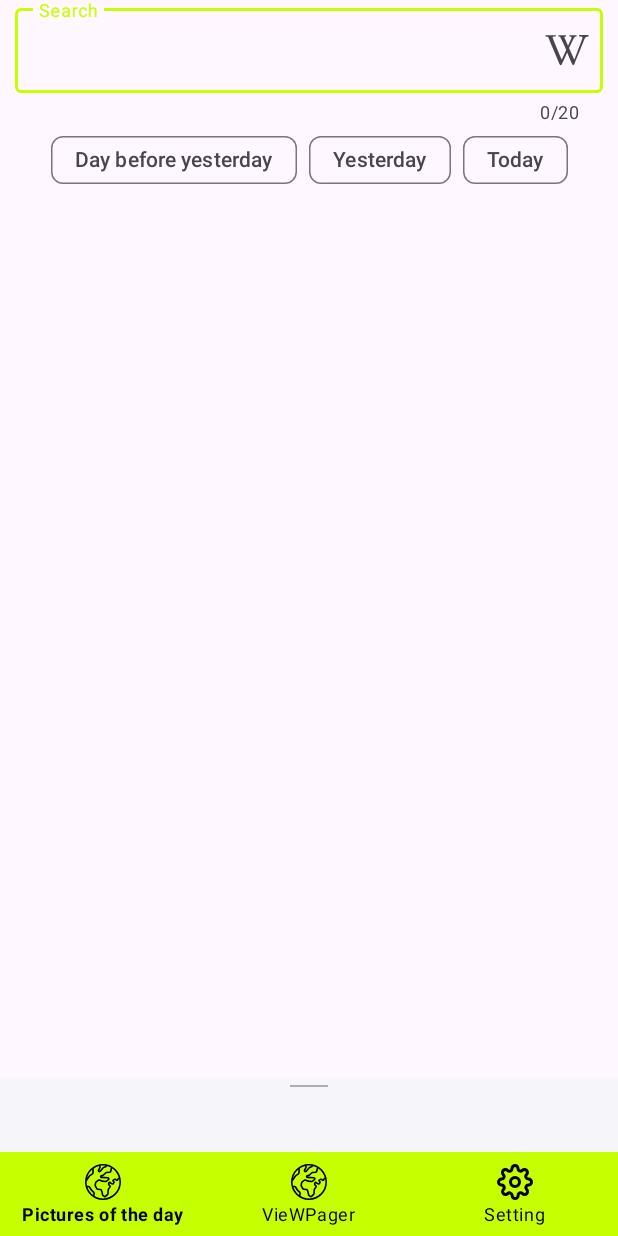
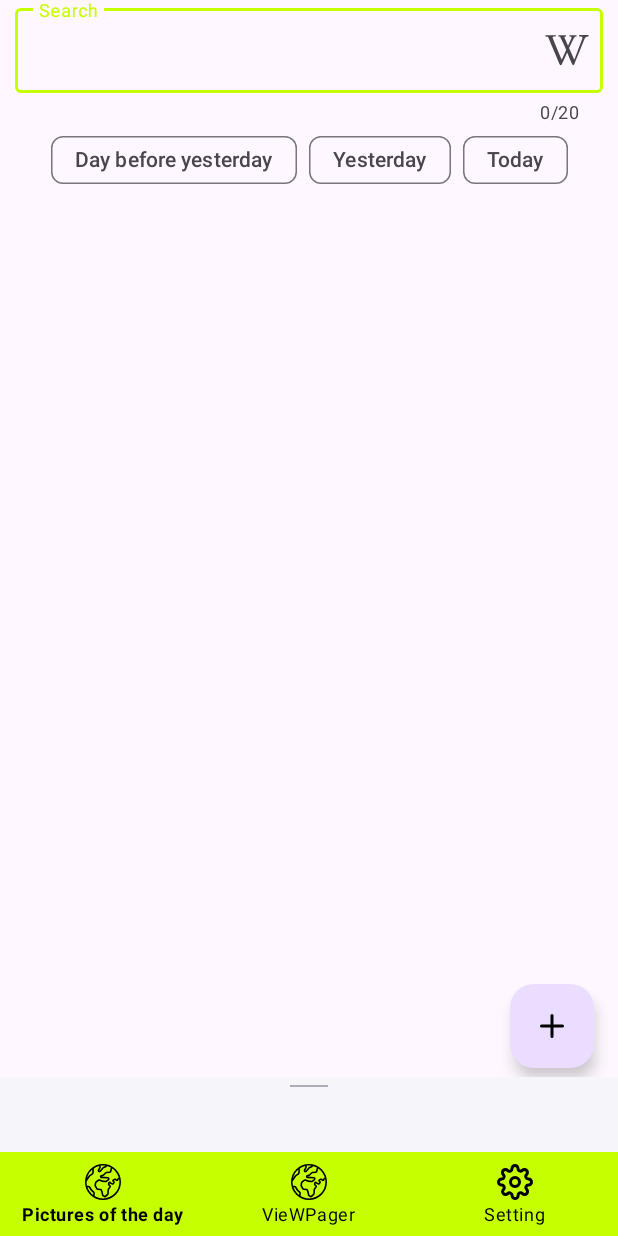
Before and after one commit to KornikovDima/MyMaterialDesign, an Android app: the screen it shows after launch (MainActivity), on a phone screen of 412 x 824 dp. Run offline under Robolectric (Android 15) with nearby library versions, the phone set to English and light mode, and no system bars; pictures from the network do not load; Roboto replaces fonts that are not available here.

Commit message:
Практика к занятию №5 "Анимации". Добавлена возможность увеличения фото по клику и анимация по нажатию наа FAB

```diff
--- a/app/src/main/java/com/example/mymaterialdesign/navigation/LessonFourFragment.kt
+++ b/app/src/main/java/com/example/mymaterialdesign/navigation/LessonFourFragment.kt
@@ -7,6 +7,7 @@ import android.view.View
 import android.view.ViewGroup
 import androidx.fragment.app.Fragment
 import com.example.mymaterialdesign.databinding.FragmentLessonFourLayoutsBinding
+
 
 class LessonFourFragment: Fragment() {
 
--- a/app/src/main/res/drawable-v24/ic_plus_fab.xml
+++ b/app/src/main/res/drawable-v24/ic_plus_fab.xml
@@ -4,17 +4,17 @@
     android:viewportWidth="24"
     android:viewportHeight="24">
     <path
-        android:fillColor="#FFFFFF"
+        android:fillColor="#000000"
         android:pathData="M12,5L12,19"
         android:strokeWidth="2"
-        android:strokeColor="#FFFFFF"
+        android:strokeColor="#000000"
         android:strokeLineCap="round"
         android:strokeLineJoin="round" />
     <path
-        android:fillColor="#FFFFFF"
+        android:fillColor="#000000"
         android:pathData="M5,12L19,12"
         android:strokeWidth="2"
-        android:strokeColor="#FFFFFF"
+        android:strokeColor="#000000"
         android:strokeLineCap="round"
         android:strokeLineJoin="round" />
 </vector>
--- a/app/src/main/res/drawable-v24/ic_search.xml
+++ b/app/src/main/res/drawable-v24/ic_search.xml
@@ -7,14 +7,14 @@
         android:fillColor="@android:color/transparent"
         android:pathData="M11,11m-8,0a8,8 0,1 1,16 0a8,8 0,1 1,-16 0"
         android:strokeWidth="2"
-        android:strokeColor="#FFFFFF"
+        android:strokeColor="#000000"
         android:strokeLineCap="round"
         android:strokeLineJoin="round" />
     <path
         android:fillColor="@android:color/transparent"
         android:pathData="M21,21L16.65,16.65"
         android:strokeWidth="2"
-        android:strokeColor="#FFFFFF"
+        android:strokeColor="#000000"
         android:strokeLineCap="round"
         android:strokeLineJoin="round" />
 </vector>
--- a/app/src/main/res/layout/fragment_picture_of_the_day.xml
+++ b/app/src/main/res/layout/fragment_picture_of_the_day.xml
@@ -9,9 +9,7 @@
     <androidx.constraintlayout.widget.ConstraintLayout
         android:id="@+id/main"
         android:layout_width="match_parent"
-            android:layout_height="match_parent"
-            android:paddingStart="10dp"
-            android:paddingEnd="10dp">
+        android:layout_height="match_parent">
 
 
         <com.google.android.material.textfield.TextInputLayout
@@ -20,6 +18,8 @@
             android:layout_width="0dp"
             android:layout_height="wrap_content"
             android:hint="@string/search"
+            android:paddingStart="10dp"
+            android:paddingEnd="10dp"
             app:counterEnabled="true"
             app:counterMaxLength="20"
             app:endIconDrawable="@drawable/ic_wikipedia"
@@ -32,7 +32,8 @@
                 android:id="@+id/inputSearch"
                 android:layout_width="match_parent"
                 android:layout_height="wrap_content"
-                    android:inputType="text"/>
+                android:inputType="text"
+                tools:ignore="SpeakableTextPresentCheck" />
 
         </com.google.android.material.textfield.TextInputLayout>
 
@@ -48,9 +49,9 @@
             <com.google.android.material.chip.Chip
                 android:id="@+id/chipBefore"
                 style="@style/MyChipStyle"
-                    android:outlineSpotShadowColor="?colorPrimary"
                 android:layout_width="wrap_content"
                 android:layout_height="wrap_content"
+                android:outlineSpotShadowColor="?colorPrimary"
                 android:text="@string/day_before_yesterday" />
 
             <com.google.android.material.chip.Chip
@@ -74,9 +75,10 @@
             android:layout_width="match_parent"
             android:layout_height="wrap_content"
             android:layout_gravity="center"
-                app:layout_constraintEnd_toEndOf="parent"
+            android:scaleType="centerInside"
             app:layout_constraintStart_toStartOf="parent"
             app:layout_constraintTop_toBottomOf="@id/chipGroup" />
+
 
         <FrameLayout
             android:id="@+id/mainFragmentLoadingLayout"
@@ -95,6 +97,53 @@
 
     </androidx.constraintlayout.widget.ConstraintLayout>
 
+    <FrameLayout
+        android:id="@+id/transparent_background"
+        android:layout_width="match_parent"
+        android:layout_height="match_parent"
+        android:alpha="0"
+        android:animateLayoutChanges="true"
+        android:background="@android:color/white"
+        android:clickable="false" />
+
+    <androidx.constraintlayout.widget.ConstraintLayout
+        android:layout_width="match_parent"
+        android:layout_height="match_parent">
+
+
+        <DatePicker
+            android:id="@+id/option_one_container"
+            android:layout_width="wrap_content"
+            android:layout_height="wrap_content"
+            android:alpha="0"
+            app:layout_constraintBottom_toBottomOf="parent"
+            app:layout_constraintEnd_toEndOf="parent"
+            app:layout_constraintStart_toStartOf="parent"
+            app:layout_constraintTop_toTopOf="@id/fab" />
+
+
+        <com.google.android.material.floatingactionbutton.FloatingActionButton
+            android:id="@+id/fab"
+            android:layout_width="wrap_content"
+            android:layout_height="wrap_content"
+            android:layout_marginEnd="16dp"
+            android:layout_marginBottom="56dp"
+            android:elevation="5dp"
+            app:layout_constraintBottom_toBottomOf="parent"
+            app:layout_constraintEnd_toEndOf="parent" />
+
+        <ImageView
+            android:id="@+id/plus_imageview"
+            android:layout_width="wrap_content"
+            android:layout_height="wrap_content"
+            android:layout_marginEnd="32dp"
+            android:layout_marginBottom="72dp"
+            android:elevation="10dp"
+            app:layout_constraintBottom_toBottomOf="parent"
+            app:layout_constraintEnd_toEndOf="parent"
+            app:srcCompat="@drawable/ic_plus_fab" />
+    </androidx.constraintlayout.widget.ConstraintLayout>
+
     <include
         android:id="@+id/bsl"
         layout="@layout/bottom_sheet_layout" />
```
Also changed, not shown: app/src/main/java/com/example/mymaterialdesign/view/PictureOfTheDayFragment.kt (+80 -1 lines). Lines whose indentation alone changed are shown as unchanged.
